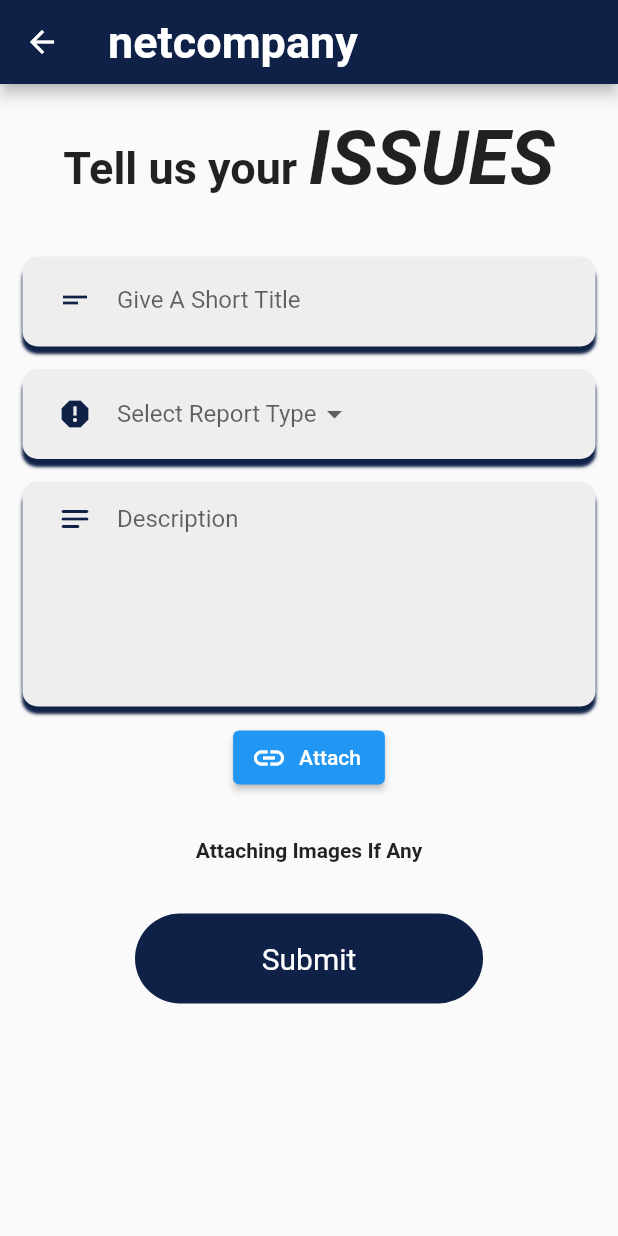
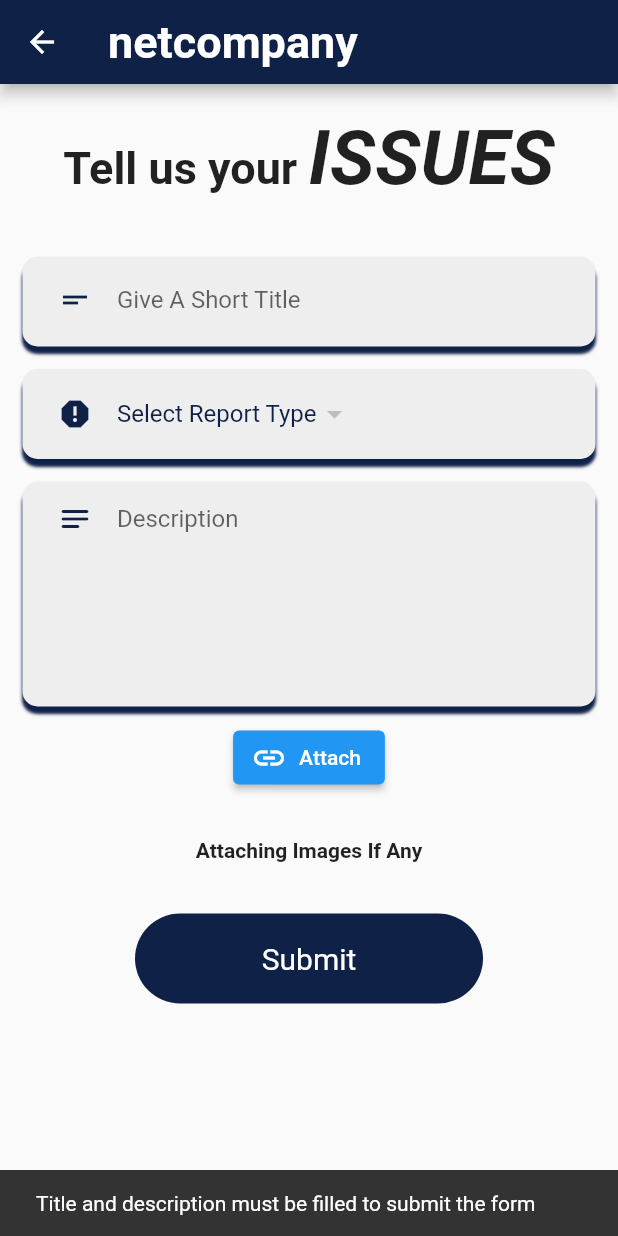
Before and after one commit to Nhat180/NetcompanyOfficeTool, a Flutter app: the ReportForm screen opened directly, after a tap on "Submit", on a phone screen of 412 x 824 dp. Run offline on Flutter 3.47's test engine with Material 2 defaults, Android fonts, the light colour scheme and no system bars; our stand-ins replace animate_do, cloud_firestore, firebase_auth, firebase_core, flutter_secure_storage, flutter_spinkit and 5 more; accounts and stored records are empty; Roboto replaces fonts that are missing (Ubuntu).

Commit message:
Submit form to Firestore

```diff
--- a/lib/screens/report_screens/report_form.dart
+++ b/lib/screens/report_screens/report_form.dart
@@ -1,11 +1,15 @@
 import 'dart:io';
 
+import 'package:cloud_firestore/cloud_firestore.dart';
 import 'package:flutter/material.dart';
 import 'package:google_fonts/google_fonts.dart';
 import 'package:image_picker/image_picker.dart';
+import 'package:netcompany_office_tool/model/report.dart';
 import 'package:netcompany_office_tool/screens/home_screen.dart';
 import 'package:netcompany_office_tool/screens/navigation_screen.dart';
-import 'package:netcompany_office_tool/screens/report_screens/report_screen.dart';
+import 'package:intl/intl.dart';
+import 'package:netcompany_office_tool/services/firebase_service.dart';
+import 'package:netcompany_office_tool/services/storage_service.dart';
 
 class ReportForm extends StatefulWidget {
   const ReportForm({Key? key}) : super(key: key);
@@ -17,16 +21,27 @@
 
 class InitState extends  State<ReportForm>{
   final style = const TextStyle(fontSize: 30, fontWeight: FontWeight.bold);
-  final val = ['Device', 'Electric', 'Meal', 'Elevator', 'Food'];
+
+  final FirebaseService firebaseService = FirebaseService();
+  final StorageService storageService = StorageService();
+  final TextEditingController titleController  = TextEditingController();
+  final TextEditingController descriptionController  = TextEditingController();
   String? _dropDownValue;
+  DateTime currentTime = DateTime.now();
+  bool loading = false;
+  bool isDone = true;
+
+
   //https://pub.dev/packages/image_picker
   final ImagePicker imagePicker = ImagePicker();
-  List<XFile>? imageFileList=[];
-
+  // List<XFile>? imageFileList=[];
+  List<File>? imageFileList=[];
   void selectImage() async {
     final List<XFile>? selectedImages = await imagePicker.pickMultiImage();
     if(selectedImages!.isNotEmpty){
-      imageFileList!.addAll(selectedImages);
+      for(int i = 0; i < selectedImages.length; i++) {
+        imageFileList!.add(File(selectedImages[i].path));
+      }
     }
     setState(() {
 
@@ -34,8 +49,12 @@
   }
 
   @override
+  void initState() {
+    super.initState();
+  }
+
+  @override
   Widget build(BuildContext context) {
-
     return initWidget();
   }
 
@@ -62,8 +81,6 @@
                           child: Column(
                             mainAxisAlignment: MainAxisAlignment.center,
                             children: const [
-
-
                               SizedBox(
                                 child: Text.rich(
                                 TextSpan(
@@ -98,11 +115,12 @@
                     ),
 
                     child: Column(
-                      children: const <Widget>[
+                      children: <Widget>[
                         Padding(
-                          padding: EdgeInsets.symmetric(horizontal: 8, vertical: 5),
+                          padding: const EdgeInsets.symmetric(horizontal: 8, vertical: 5),
                           child: TextField(
-                            decoration: InputDecoration(
+                            controller: titleController,
+                            decoration: const InputDecoration(
                               icon: Icon(
                                 Icons.short_text,
                                 color: Color(0xff0f2147),
@@ -136,10 +154,27 @@
                         ),
                       ],
                     ),
-
-                      child: Row(
-                        children: [
-
+                    child: StreamBuilder<QuerySnapshot>(
+                      stream: FirebaseFirestore.instance.collection("typeReports").snapshots(),
+                      builder: (context, snapshot) {
+                        if (!snapshot.hasData) {
+                          const Text("Loading.....");
+                        } else {
+                          List<DropdownMenuItem<String>> items = [];
+                          for(int i = 0; i < snapshot.data!.docs.length; i++) {
+                            DocumentSnapshot snap = snapshot.data!.docs[i];
+                            items.add(
+                              DropdownMenuItem(
+                                child: Text(
+                                  snap.id,
+                                  style: const TextStyle(color: Color(0xff0f2147)),
+                                ),
+                                value: snap.id,
+                              ),
+                            );
+                          }
+                          return Row(
+                            children: <Widget>[
                               const Padding(
                                 padding: EdgeInsets.symmetric(horizontal: 8, vertical: 16),
                                 child: Icon(Icons.report, color: Color(0xff0f2147),),
@@ -147,30 +182,26 @@
 
                               Padding(
                                 padding: const EdgeInsets.symmetric(horizontal: 8, vertical: 16),
-                            child: DropdownButton(
-                              underline:Container(),
-                              hint: _dropDownValue == null ?
-                              const Text('Select Report Type') : Text(
-                                _dropDownValue! + ' problem',
+                                child: DropdownButton<String>(
+                                  underline: Container(),
+                                  items: items,
+                                  onChanged: (value) {
+                                    setState(() {
+                                      _dropDownValue = value;
+                                    });
+                                  },
+                                  value: _dropDownValue,
+                                  hint: const Text(
+                                    "Select Report Type",
+                                    style: TextStyle(color: Color(0xff0f2147)),
                                   ),
-                              items: val.map(
-                                    (value) {
-                                  return DropdownMenuItem<String>(
-                                    value: value,
-                                    child: Text('$value problem'),
-                                  );
-                                },
-                              ).toList(),
-                              onChanged: (String? value) {
-                                setState(
-                                      () {
-                                    _dropDownValue = value;
-                                  },
-                                );
-                              },
                                 ),
                               ),
                             ],
+                          );
+                        }
+                        return const Text("Loading.....");
+                      }
                     ),
                   ),
 
@@ -190,13 +221,13 @@
                     ],
                   ),
 
-                  child: const Padding(
-                    padding: EdgeInsets.symmetric(horizontal: 8, vertical: 1),
+                  child: Padding(
+                    padding: const EdgeInsets.symmetric(horizontal: 8, vertical: 1),
                     child: TextField(
-
+                      controller: descriptionController,
                       keyboardType: TextInputType.multiline,
                       maxLines: null,
-                        decoration: InputDecoration(
+                      decoration: const InputDecoration(
                         icon: Icon(
                           Icons.notes_rounded,
                           color: Color(0xff0f2147),
@@ -238,32 +269,31 @@
                               mainAxisSpacing: 10
                           ),
                           itemBuilder: (BuildContext context, int index) {
-                            return   Padding(
+                            return Padding(
                               padding: const EdgeInsets.all(1),
                               child: Stack(
                                 fit: StackFit.expand,
                                 children: [
                                 Image.file(
-                                  File(imageFileList![index].path),
+                                    imageFileList![index],
                                     fit: BoxFit.cover
                                 ),
                                   Positioned(
                                       right: -4,
                                       top: -4,
                                       child: Container(
-                                        color: Color.fromRGBO(255, 255, 244, 0.7),
+                                        color: const Color.fromRGBO(255, 255, 244, 0.7),
                                         child: IconButton(
                                           onPressed:(){
                                             imageFileList!.removeAt(index);
                                             setState(() {
                                             });
                                           },
-                                          icon: Icon(Icons.delete)
+                                          icon: const Icon(Icons.delete)
                                           ,color: Colors.red[500],
                                         ),
 
                                       ),
-
                                   )
                                 ],
                               ),
@@ -290,19 +320,65 @@
                           )
 
                       ),
-
-
                     ),
                   ),
                   //attach image
 
 
                   GestureDetector(
-                    onTap: () {
+                    onTap: () async {
+                      if (titleController.text == '' || titleController.text.isEmpty
+                          || descriptionController.text == '' || descriptionController.text.isEmpty) {
+                        ScaffoldMessenger.of(context).showSnackBar(
+                            const SnackBar(
+                                content: Text("Title and description must be filled to submit the form")
+                            )
+                        );
+                      } else {
+                        setState(() {
+                          loading = true;
+                          isDone = false;
+                        });
 
+                        String? name = await storageService.readSecureData('name');
+                        final List<String> imgUrls = await firebaseService.uploadFile(imageFileList);
+                        final String title = titleController.text;
+                        final String description = descriptionController.text;
+                        String formattedDate = DateFormat('yyyy-MM-dd').format(currentTime);
+                        String type = '';
+                        if (_dropDownValue == null) {
+                          type = "Other";
+                        } else {
+                          type = _dropDownValue!;
+                        }
+                        Report report  = Report(
+                            creator: name,
+                            title: title,
+                            dateCreate: formattedDate,
+                            status: "pending",
+                            type: type,
+                            description: description,
+                            imgUrls: imgUrls,
+                            totalCom: 0);
+
+                        await firebaseService.addReport(report);
+
+                        setState(() {
+                          isDone = true;
+                        });
+
+                        await Future.delayed(const Duration(seconds: 2));
+
+                        setState(() {
+                          loading = false;
+                          titleController.clear();
+                          descriptionController.clear();
+                          _dropDownValue = null;
+                          imageFileList?.clear();
+                        });
+                      }
                     },
-
-                    child: Container(
+                    child: (loading || !isDone) ? smallButton(isDone) : Container(
                       alignment: Alignment.center,
                       margin: const EdgeInsets.only(left: 90, right: 90, top: 10, bottom: 10),
                       padding: const EdgeInsets.only(left: 10, right: 10),
@@ -331,4 +407,17 @@
           ),
     );
   }
+
+  Widget smallButton(bool isDone) {
+    final color = isDone ? Colors.green : const Color(0xff0f2147);
+    return Container(
+      height: 55,
+      decoration: BoxDecoration(shape: BoxShape.circle, color: color),
+      child: Center(
+        child: isDone
+            ? const Icon(Icons.done, size: 55, color: Colors.white,)
+            : const CircularProgressIndicator(color: Colors.white,)
+      ),
+    );
   }
+}
```
Lines whose indentation alone changed are shown as unchanged.
